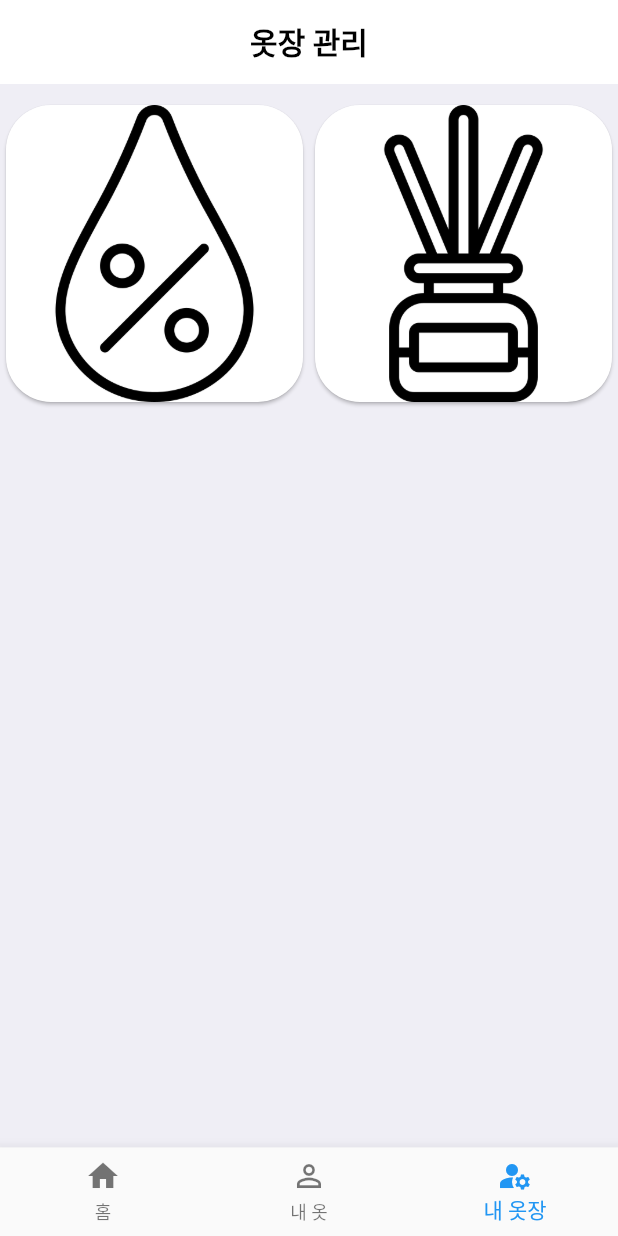
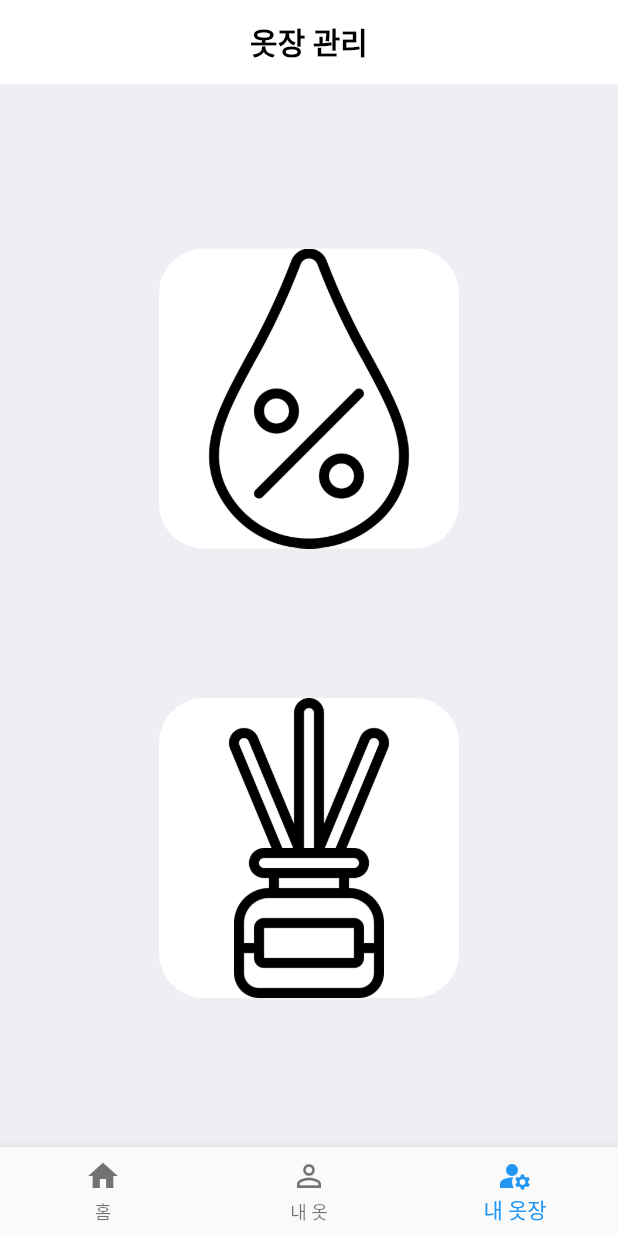
Before and after one commit to Capstone-3/app, a Flutter app: the screen it shows after launch, item 3 of the bottom bar chosen, on a phone screen of 412 x 824 dp. Run offline on Flutter 3.47's test engine with Material 2 defaults, Android fonts, the phone set to English and light mode, and no system bars; our stand-ins replace firebase_core, firebase_database, firebase_storage, image_picker; accounts and stored records are empty.

Commit message:
옷장 관리 수정

```diff
--- a/lib/main.dart
+++ b/lib/main.dart
@@ -20,6 +20,7 @@ class MyApp extends StatelessWidget {
   @override
   Widget build(BuildContext context) {
     return MaterialApp(
+      debugShowCheckedModeBanner: false,
       title: 'Flutter Demo',
       theme: ThemeData(
         primarySwatch: Colors.blue,
--- a/lib/myClosetPage.dart
+++ b/lib/myClosetPage.dart
@@ -35,25 +35,35 @@ class _myClosetAppState extends State<myClosetApp> {
         padding: EdgeInsets.only(top: 10),
         color: Color.fromRGBO(239, 238, 245, 100),
         child: Center(
-            child: GridView.count(
-          crossAxisCount: 2,
-          children: <Card>[
-            Card(
-              shape: RoundedRectangleBorder(
-                  borderRadius: BorderRadius.all(Radius.circular(30))),
+            child: Column(
+          mainAxisAlignment: MainAxisAlignment.spaceEvenly,
+          children: [
+            Container(
+              width: 200,
+              decoration: BoxDecoration(
+                color: Colors.white,
+                borderRadius: BorderRadius.all(
+                  Radius.circular(30),
+                ),
+              ),
               child: InkWell(
                 onTap: () {
-                  Navigator.of(context).push(
-                      MaterialPageRoute(builder: (context) => dehumidifierPage()));
+                  Navigator.of(context).push(MaterialPageRoute(
+                      builder: (context) => dehumidifierPage()));
                 },
                 child: Image(
                   image: AssetImage('images/dehumidifier.png'),
                 ),
               ),
             ),
-            Card(
-              shape: RoundedRectangleBorder(
-                  borderRadius: BorderRadius.all(Radius.circular(30))),
+            Container(
+              width: 200,
+              decoration: BoxDecoration(
+                color: Colors.white,
+                borderRadius: BorderRadius.all(
+                  Radius.circular(30),
+                ),
+              ),
               child: InkWell(
                 onTap: () {
                   Navigator.of(context).push(
```
Also changed, not shown: lib/myClothApp/clothAdd.dart (+6 -3 lines), lib/myClothPage.dart (+5 -15 lines).
